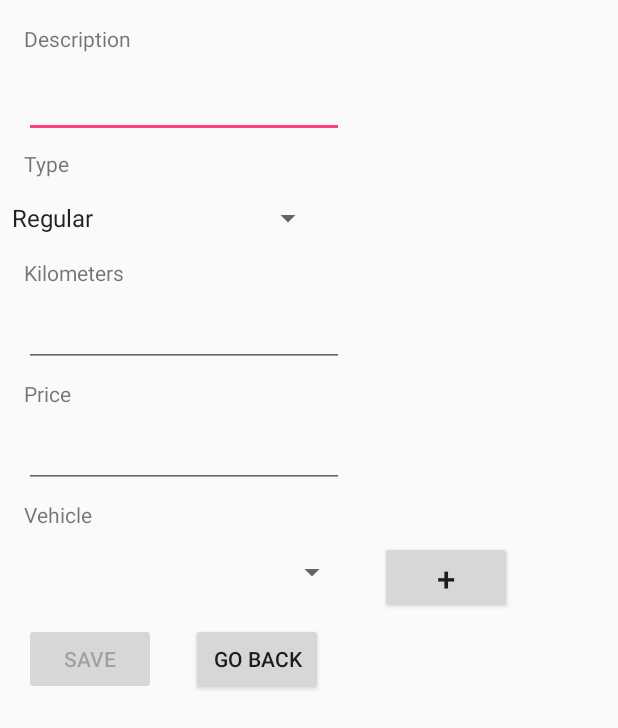
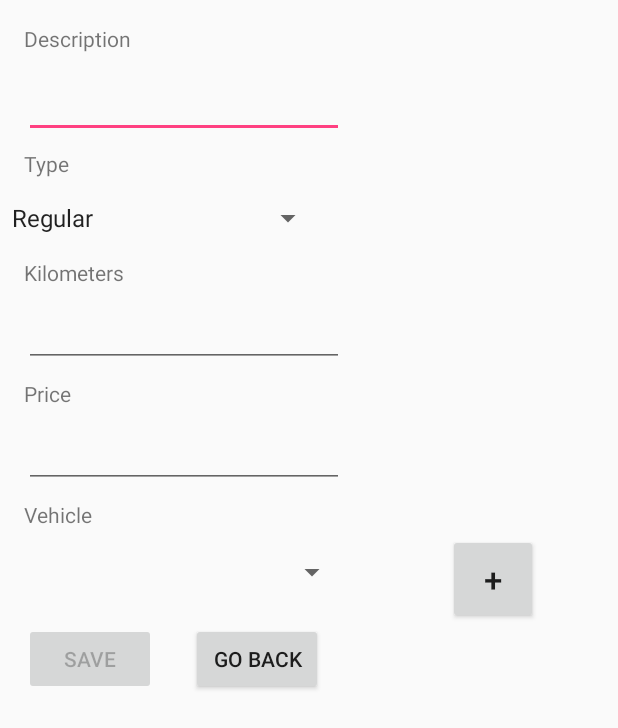
Before and after one commit to amiltonjr/RevisaoAutomotiva, an Android app: the layout activity_manutencao.xml on its own in the app's theme, with its tools: preview values and no code run, on a phone screen of 412 x 824 dp. Shown: the top 728 px of the screen. Run offline under Robolectric (Android 15) with nearby library versions, the phone set to English and light mode, and no system bars.

Commit message:
Corrigidos tamanho e posição do botão "+" dentro da activity para adicionar manutenção

```diff
--- a/app/src/main/res/layout/activity_manutencao.xml
+++ b/app/src/main/res/layout/activity_manutencao.xml
@@ -1,5 +1,6 @@
 <?xml version="1.0" encoding="utf-8"?>
 <ScrollView xmlns:android="http://schemas.android.com/apk/res/android"
+    xmlns:app="http://schemas.android.com/apk/res-auto"
     xmlns:tools="http://schemas.android.com/tools"
     android:id="@+id/ScrollView"
     android:layout_width="fill_parent"
@@ -130,15 +131,19 @@
 
         <Button
             android:id="@+id/btnAddVeiculo"
-            android:layout_width="88dp"
-            android:layout_height="48dp"
+            android:layout_width="60dp"
+            android:layout_height="60dp"
             android:text="@string/add_veiculo"
             android:textAlignment="center"
             android:textSize="22sp"
             app:layout_constraintLeft_toRightOf="@+id/spinnerVeiculo"
+            android:layout_marginStart="21dp"
+            android:layout_marginRight="8dp"
+            app:layout_constraintRight_toRightOf="parent"
             app:layout_constraintTop_toTopOf="@+id/spinnerVeiculo"
-            android:layout_marginStart="21dp"
-            android:layout_marginTop="-1dp" />
+            android:layout_marginTop="8dp"
+            app:layout_constraintBottom_toBottomOf="@+id/spinnerVeiculo"
+            android:layout_marginBottom="0dp" />
 
         <Spinner
             android:id="@+id/spinnerTipoRevisao"
```
